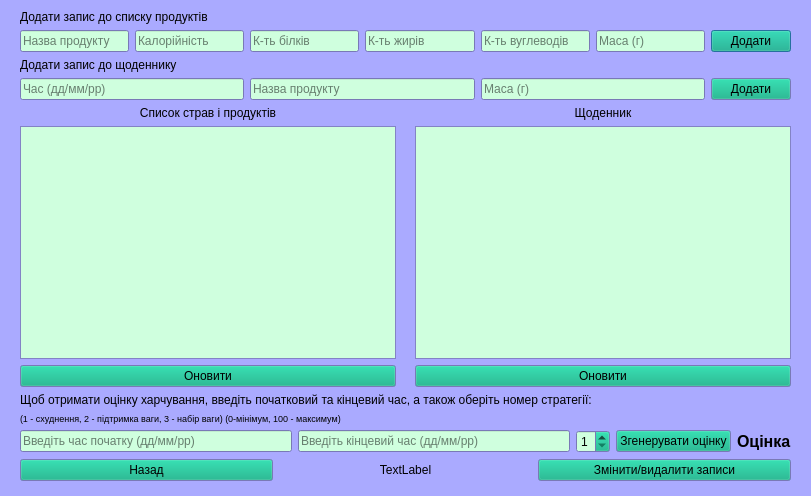
First picture: the form in foodform.ui, repository Stalkeroid13/Health_statistic, before the edit.
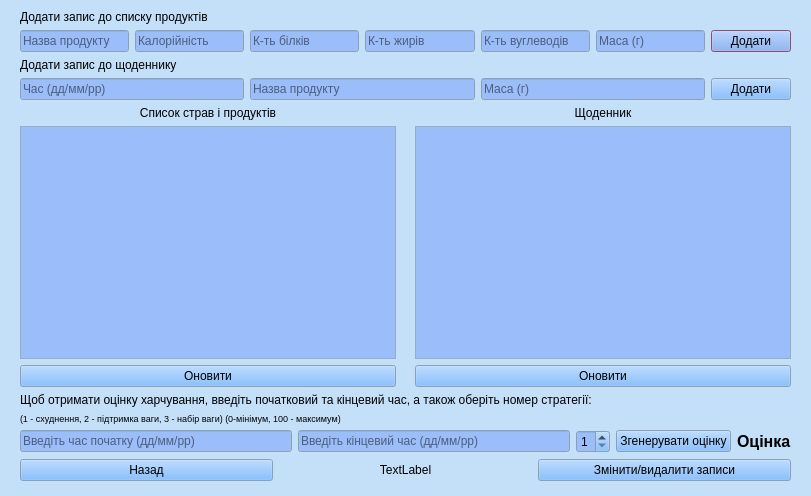
Second picture: the form after the edit.

```diff
--- a/foodform.ui
+++ b/foodform.ui
@@ -16,45 +16,9 @@
      <colorrole role="Button">
       <brush brushstyle="SolidPattern">
        <color alpha="255">
-        <red>0</red>
+        <red>103</red>
         <green>170</green>
-        <blue>127</blue>
-       </color>
-      </brush>
-     </colorrole>
-     <colorrole role="Light">
-      <brush brushstyle="SolidPattern">
-       <color alpha="255">
-        <red>255</red>
-        <green>255</green>
-        <blue>255</blue>
-       </color>
-      </brush>
-     </colorrole>
-     <colorrole role="Midlight">
-      <brush brushstyle="SolidPattern">
-       <color alpha="255">
-        <red>255</red>
-        <green>255</green>
-        <blue>255</blue>
-       </color>
-      </brush>
-     </colorrole>
-     <colorrole role="Dark">
-      <brush brushstyle="SolidPattern">
-       <color alpha="255">
-        <red>211</red>
-        <green>204</green>
-        <blue>209</blue>
-       </color>
-      </brush>
-     </colorrole>
-     <colorrole role="Text">
-      <brush brushstyle="SolidPattern">
-       <color alpha="255">
-        <red>0</red>
-        <green>0</green>
-        <blue>0</blue>
+        <blue>249</blue>
        </color>
       </brush>
      </colorrole>
@@ -67,57 +31,66 @@
        </color>
       </brush>
      </colorrole>
-     <colorrole role="ButtonText">
-      <brush brushstyle="SolidPattern">
-       <color alpha="255">
-        <red>0</red>
-        <green>0</green>
-        <blue>0</blue>
-       </color>
-      </brush>
-     </colorrole>
      <colorrole role="Base">
       <brush brushstyle="SolidPattern">
        <color alpha="255">
-        <red>207</red>
-        <green>255</green>
-        <blue>222</blue>
+        <red>155</red>
+        <green>189</green>
+        <blue>249</blue>
        </color>
       </brush>
      </colorrole>
      <colorrole role="Window">
       <brush brushstyle="SolidPattern">
        <color alpha="255">
-        <red>170</red>
-        <green>170</green>
-        <blue>255</blue>
+        <red>196</red>
+        <green>224</green>
+        <blue>249</blue>
        </color>
       </brush>
      </colorrole>
-     <colorrole role="HighlightedText">
+     <colorrole role="Highlight">
       <brush brushstyle="SolidPattern">
        <color alpha="255">
-        <red>255</red>
-        <green>255</green>
-        <blue>255</blue>
+        <red>185</red>
+        <green>95</green>
+        <blue>137</blue>
+       </color>
+      </brush>
+     </colorrole>
+     <colorrole role="Link">
+      <brush brushstyle="SolidPattern">
+       <color alpha="255">
+        <red>46</red>
+        <green>192</green>
+        <blue>249</blue>
+       </color>
+      </brush>
+     </colorrole>
+     <colorrole role="LinkVisited">
+      <brush brushstyle="SolidPattern">
+       <color alpha="255">
+        <red>31</red>
+        <green>131</green>
+        <blue>168</blue>
        </color>
       </brush>
      </colorrole>
      <colorrole role="AlternateBase">
       <brush brushstyle="SolidPattern">
        <color alpha="255">
-        <red>255</red>
-        <green>255</green>
-        <blue>255</blue>
+        <red>196</red>
+        <green>224</green>
+        <blue>249</blue>
        </color>
       </brush>
      </colorrole>
-     <colorrole role="PlaceholderText">
+     <colorrole role="Accent">
       <brush brushstyle="SolidPattern">
-       <color alpha="128">
-        <red>0</red>
-        <green>0</green>
-        <blue>0</blue>
+       <color alpha="255">
+        <red>128</red>
+        <green>128</green>
+        <blue>128</blue>
        </color>
       </brush>
      </colorrole>
@@ -126,45 +99,9 @@
      <colorrole role="Button">
       <brush brushstyle="SolidPattern">
        <color alpha="255">
-        <red>0</red>
+        <red>103</red>
         <green>170</green>
-        <blue>127</blue>
-       </color>
-      </brush>
-     </colorrole>
-     <colorrole role="Light">
-      <brush brushstyle="SolidPattern">
-       <color alpha="255">
-        <red>255</red>
-        <green>255</green>
-        <blue>255</blue>
-       </color>
-      </brush>
-     </colorrole>
-     <colorrole role="Midlight">
-      <brush brushstyle="SolidPattern">
-       <color alpha="255">
-        <red>255</red>
-        <green>255</green>
-        <blue>255</blue>
-       </color>
-      </brush>
-     </colorrole>
-     <colorrole role="Dark">
-      <brush brushstyle="SolidPattern">
-       <color alpha="255">
-        <red>211</red>
-        <green>204</green>
-        <blue>209</blue>
-       </color>
-      </brush>
-     </colorrole>
-     <colorrole role="Text">
-      <brush brushstyle="SolidPattern">
-       <color alpha="255">
-        <red>0</red>
-        <green>0</green>
-        <blue>0</blue>
+        <blue>249</blue>
        </color>
       </brush>
      </colorrole>
@@ -177,113 +114,77 @@
        </color>
       </brush>
      </colorrole>
-     <colorrole role="ButtonText">
-      <brush brushstyle="SolidPattern">
-       <color alpha="255">
-        <red>0</red>
-        <green>0</green>
-        <blue>0</blue>
-       </color>
-      </brush>
-     </colorrole>
      <colorrole role="Base">
       <brush brushstyle="SolidPattern">
        <color alpha="255">
-        <red>207</red>
-        <green>255</green>
-        <blue>222</blue>
+        <red>155</red>
+        <green>189</green>
+        <blue>249</blue>
        </color>
       </brush>
      </colorrole>
      <colorrole role="Window">
       <brush brushstyle="SolidPattern">
        <color alpha="255">
-        <red>170</red>
-        <green>170</green>
-        <blue>255</blue>
+        <red>196</red>
+        <green>224</green>
+        <blue>249</blue>
        </color>
       </brush>
      </colorrole>
-     <colorrole role="HighlightedText">
+     <colorrole role="Highlight">
       <brush brushstyle="SolidPattern">
        <color alpha="255">
-        <red>255</red>
-        <green>255</green>
-        <blue>255</blue>
+        <red>185</red>
+        <green>95</green>
+        <blue>137</blue>
+       </color>
+      </brush>
+     </colorrole>
+     <colorrole role="Link">
+      <brush brushstyle="SolidPattern">
+       <color alpha="255">
+        <red>46</red>
+        <green>192</green>
+        <blue>249</blue>
+       </color>
+      </brush>
+     </colorrole>
+     <colorrole role="LinkVisited">
+      <brush brushstyle="SolidPattern">
+       <color alpha="255">
+        <red>31</red>
+        <green>131</green>
+        <blue>168</blue>
        </color>
       </brush>
      </colorrole>
      <colorrole role="AlternateBase">
       <brush brushstyle="SolidPattern">
        <color alpha="255">
-        <red>255</red>
-        <green>255</green>
-        <blue>255</blue>
+        <red>196</red>
+        <green>224</green>
+        <blue>249</blue>
        </color>
       </brush>
      </colorrole>
-     <colorrole role="PlaceholderText">
+     <colorrole role="Accent">
       <brush brushstyle="SolidPattern">
-       <color alpha="128">
-        <red>0</red>
-        <green>0</green>
-        <blue>0</blue>
+       <color alpha="255">
+        <red>128</red>
+        <green>128</green>
+        <blue>128</blue>
        </color>
       </brush>
      </colorrole>
     </inactive>
     <disabled>
-     <colorrole role="WindowText">
-      <brush brushstyle="SolidPattern">
-       <color alpha="255">
-        <red>211</red>
-        <green>204</green>
-        <blue>209</blue>
-       </color>
-      </brush>
-     </colorrole>
      <colorrole role="Button">
       <brush brushstyle="SolidPattern">
        <color alpha="255">
-        <red>0</red>
+        <red>103</red>
         <green>170</green>
-        <blue>127</blue>
-       </color>
-      </brush>
-     </colorrole>
-     <colorrole role="Light">
-      <brush brushstyle="SolidPattern">
-       <color alpha="255">
-        <red>255</red>
-        <green>255</green>
-        <blue>255</blue>
-       </color>
-      </brush>
-     </colorrole>
-     <colorrole role="Midlight">
-      <brush brushstyle="SolidPattern">
-       <color alpha="255">
-        <red>255</red>
-        <green>255</green>
-        <blue>255</blue>
-       </color>
-      </brush>
-     </colorrole>
-     <colorrole role="Dark">
-      <brush brushstyle="SolidPattern">
-       <color alpha="255">
-        <red>211</red>
-        <green>204</green>
-        <blue>209</blue>
-       </color>
-      </brush>
-     </colorrole>
-     <colorrole role="Text">
-      <brush brushstyle="SolidPattern">
-       <color alpha="255">
-        <red>211</red>
-        <green>204</green>
-        <blue>209</blue>
+        <blue>249</blue>
        </color>
       </brush>
      </colorrole>
@@ -296,57 +197,57 @@
        </color>
       </brush>
      </colorrole>
-     <colorrole role="ButtonText">
-      <brush brushstyle="SolidPattern">
-       <color alpha="255">
-        <red>211</red>
-        <green>204</green>
-        <blue>209</blue>
-       </color>
-      </brush>
-     </colorrole>
      <colorrole role="Base">
       <brush brushstyle="SolidPattern">
        <color alpha="255">
-        <red>170</red>
-        <green>170</green>
-        <blue>255</blue>
+        <red>196</red>
+        <green>224</green>
+        <blue>249</blue>
        </color>
       </brush>
      </colorrole>
      <colorrole role="Window">
       <brush brushstyle="SolidPattern">
        <color alpha="255">
-        <red>170</red>
-        <green>170</green>
-        <blue>255</blue>
+        <red>196</red>
+        <green>224</green>
+        <blue>249</blue>
        </color>
       </brush>
      </colorrole>
-     <colorrole role="HighlightedText">
+     <colorrole role="Link">
       <brush brushstyle="SolidPattern">
        <color alpha="255">
-        <red>255</red>
-        <green>255</green>
-        <blue>255</blue>
+        <red>46</red>
+        <green>192</green>
+        <blue>249</blue>
+       </color>
+      </brush>
+     </colorrole>
+     <colorrole role="LinkVisited">
+      <brush brushstyle="SolidPattern">
+       <color alpha="255">
+        <red>31</red>
+        <green>131</green>
+        <blue>168</blue>
        </color>
       </brush>
      </colorrole>
      <colorrole role="AlternateBase">
       <brush brushstyle="SolidPattern">
        <color alpha="255">
-        <red>255</red>
-        <green>255</green>
-        <blue>255</blue>
+        <red>196</red>
+        <green>224</green>
+        <blue>249</blue>
        </color>
       </brush>
      </colorrole>
-     <colorrole role="PlaceholderText">
+     <colorrole role="Accent">
       <brush brushstyle="SolidPattern">
-       <color alpha="128">
-        <red>0</red>
-        <green>0</green>
-        <blue>0</blue>
+       <color alpha="255">
+        <red>128</red>
+        <green>128</green>
+        <blue>128</blue>
        </color>
       </brush>
      </colorrole>
```
